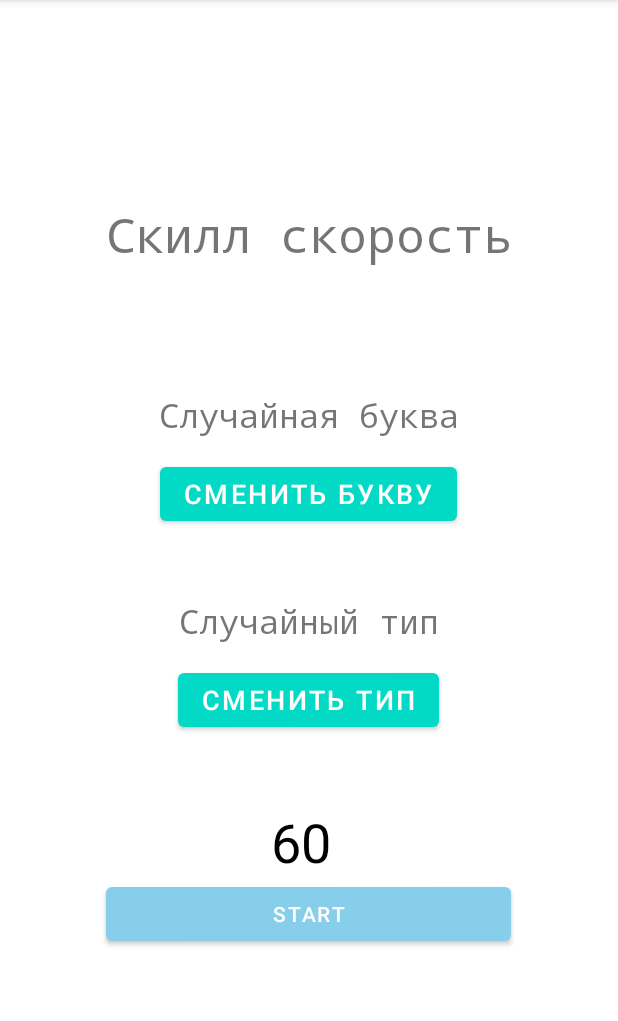
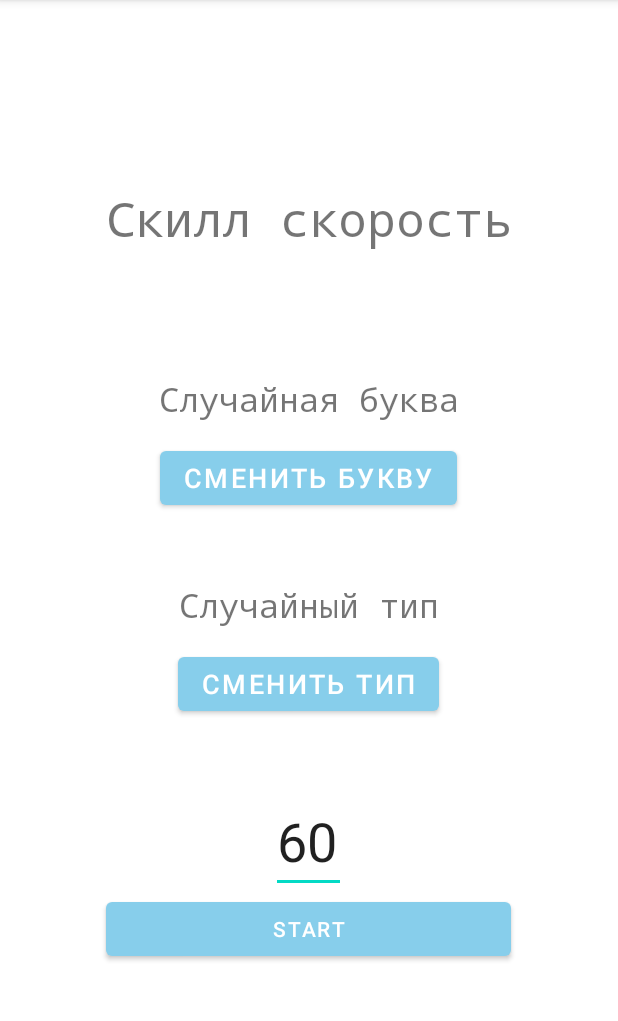
Before and after one commit to Vacheslav676/Random_Letter_2, an Android app: the words20seconds screen opened directly, with no data from a screen before it, on a phone screen of 412 x 824 dp, the part 84-1105 px from its top. Run offline under Robolectric (Android 15) with nearby library versions, the phone set to English and light mode, and no system bars.

Commit message:
Поправил темы.3

```diff
--- a/app/src/main/res/layout/activity_category_and2_letters.xml
+++ b/app/src/main/res/layout/activity_category_and2_letters.xml
@@ -42,13 +42,11 @@
 
         <EditText
             android:id="@+id/txtSeconds"
-            android:layout_width="40dp"
+            android:layout_width="76dp"
             android:layout_height="wrap_content"
-            android:background="@color/white"
             android:ems="10"
             android:inputType="numberDecimal"
             android:text="60"
-            android:textColor="@color/black"
             android:textSize="36sp" />
 
         <Button
--- a/app/src/main/res/layout/activity_words20seconds.xml
+++ b/app/src/main/res/layout/activity_words20seconds.xml
@@ -33,8 +33,7 @@
             android:layout_marginBottom="46dp"
             android:onClick="submitOrder"
             android:text="Сменить букву"
-            android:textSize="18sp"
-            app:backgroundTint="@color/teal_200" />
+            android:textSize="18sp"/>
 
 
         <TextView
@@ -49,19 +48,16 @@
             android:layout_marginBottom="46dp"
             android:onClick="submitOrder2"
             android:text="Сменить тип"
-            android:textSize="18sp"
-            app:backgroundTint="@color/teal_200" />
+            android:textSize="18sp"/>
 
 
         <EditText
             android:id="@+id/txtSeconds"
             android:layout_width="50dp"
             android:layout_height="wrap_content"
-            android:background="@color/white"
             android:ems="10"
             android:inputType="numberDecimal"
             android:text="60"
-            android:textColor="@color/black"
             android:textSize="36sp" />
 
         <Button
```
